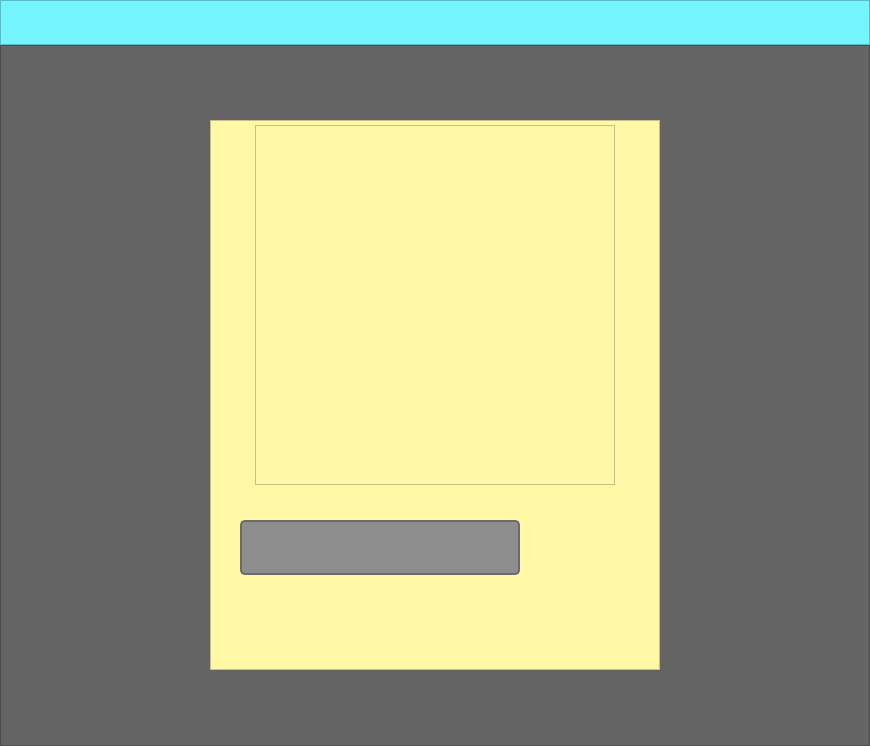
Before: the Qt Designer form App/Desenvolvimento/teste atividade/Teste_atv.ui in wesleyrodrigues/TCC, drawn with Qt 5.
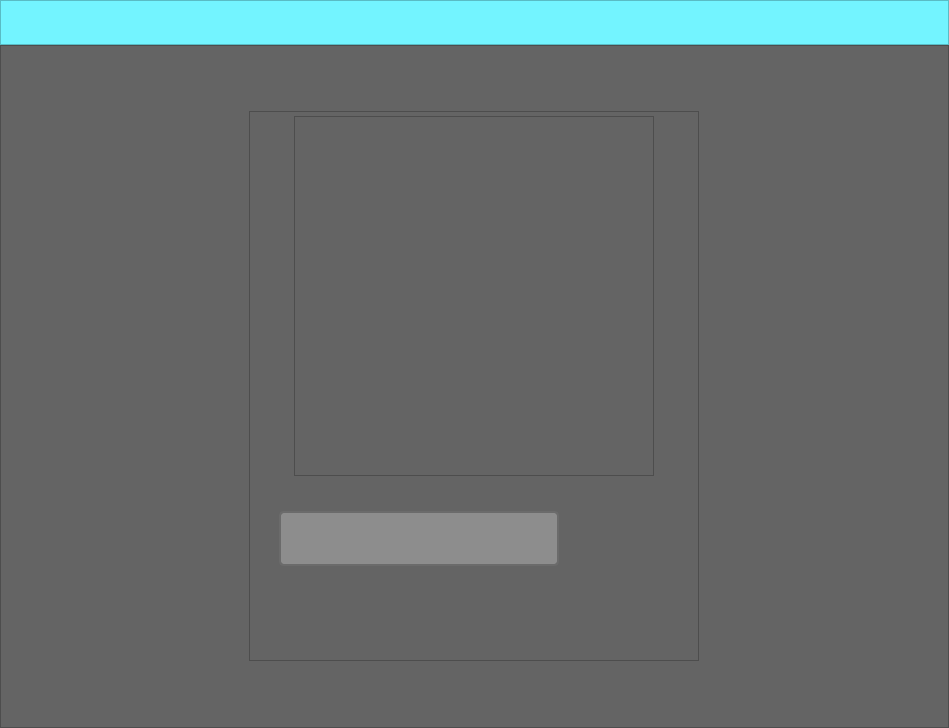
After: the same form once the commit is applied. Icons and pictures are not drawn.

```diff
--- a/App/Desenvolvimento/teste atividade/Teste_atv.ui
+++ b/App/Desenvolvimento/teste atividade/Teste_atv.ui
@@ -6,8 +6,8 @@
    <rect>
     <x>0</x>
     <y>0</y>
-    <width>870</width>
-    <height>746</height>
+    <width>949</width>
+    <height>728</height>
    </rect>
   </property>
   <property name="windowTitle">
@@ -70,7 +70,7 @@
           </size>
          </property>
          <property name="styleSheet">
-          <string notr="true">background-color: rgb(255, 248, 167);</string>
+          <string notr="true"/>
          </property>
          <property name="frameShape">
           <enum>QFrame::StyledPanel</enum>
```
Left out of the diff: 6 changed lines with no effect on the pictures.
